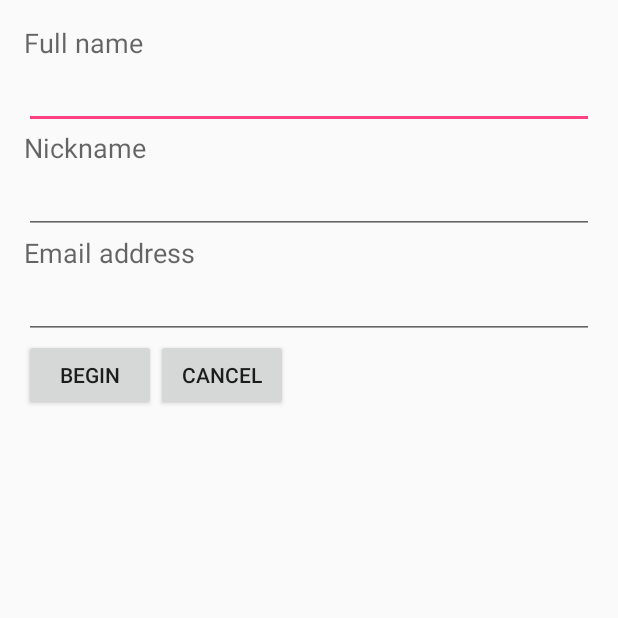
After one commit to bmatthews68/DojoChat, an Android app: the BeginRegistrationActivity screen opened directly, with no data from a screen before it, on a phone screen of 412 x 824 dp, the top half of it. The commit adds this screen. Run offline under Robolectric (Android 15) with nearby library versions, the phone set to English and light mode, and no system bars; our stand-ins replace ButterKnife; libraries missing offline, so code that uses them is left out: rx.android.schedulers, rx.schedulers.

Commit message:
Adding registration activities, got retrofit/rxandroid configured and added validation to login

```diff
--- a/DojoChatApp/app/src/main/java/com/btmatthews/rest/core/client/AbstractResponse.java
+++ b/DojoChatApp/app/src/main/java/com/btmatthews/rest/core/client/AbstractResponse.java
@@ -12,6 +12,10 @@ public abstract class AbstractResponse implements Response {
         this.result = result;
     }
 
+    public final boolean isOk() { return result.equals(OK); }
+
+    public final boolean isError() { return result.equals(ERROR); }
+
     public final String getResult() {
         return result;
     }
--- /dev/null
+++ b/DojoChatApp/app/src/main/java/com/coderdojowarehouse/dojochatapp/BeginRegistrationActivity.java
@@ -0,0 +1,77 @@
+package com.coderdojowarehouse.dojochatapp;
+
+import android.os.Bundle;
+import android.support.v7.app.AppCompatActivity;
+import android.util.Log;
+import android.widget.EditText;
+import android.widget.Toast;
+
+import com.btmatthews.rest.core.client.Response;
+import com.coderdojowarehouse.dojochatapp.api.ChatClient;
+import com.coderdojowarehouse.dojochatapp.request.BeginRegistrationRequest;
+import com.coderdojowarehouse.dojochatapp.response.BeginRegistrationResponse;
+
+import butterknife.Bind;
+import butterknife.ButterKnife;
+import butterknife.OnClick;
+import rx.Observer;
+import rx.android.schedulers.AndroidSchedulers;
+import rx.schedulers.Schedulers;
+
+public class BeginRegistrationActivity extends AppCompatActivity {
+
+    private static final String TAG = "BeginRegistration";
+
+    @Bind(R.id.fullNameText)
+    EditText fullNameText;
+
+    @Bind(R.id.nicknameText)
+    EditText nicknameText;
+
+    @Bind(R.id.emailAddressText)
+    EditText emailAddressText;
+
+    @Override
+    protected void onCreate(Bundle savedInstanceState) {
+        super.onCreate(savedInstanceState);
+        setContentView(R.layout.activity_begin_registration);
+
+        ButterKnife.bind(this);
+    }
+
+    @OnClick(R.id.beginButton)
+    protected void onBeginClicked() {
+        ChatClient.getInstance()
+                .beginRegistration(
+                        fullNameText.getText().toString(),
+                        nicknameText.getText().toString(),
+                        emailAddressText.getText().toString())
+                .subscribeOn(Schedulers.io())
+                .observeOn(AndroidSchedulers.mainThread())
+                .subscribe(new Observer<BeginRegistrationResponse>() {
+                    @Override
+                    public void onCompleted() {
+                    }
+
+                    @Override
+                    public void onError(final Throwable e) {
+                        Log.e(TAG, "Registration request failed", e);
+                        Toast.makeText(BeginRegistrationActivity.this, R.string.registration_failed_err, Toast.LENGTH_LONG).show();
+                    }
+
+                    @Override
+                    public void onNext(final BeginRegistrationResponse response) {
+                        if (response.isOk()) {
+                            // TODO Display some kind of confirmation screen
+                        } else {
+                            // TODO Report error during registration with toast
+                        }
+                    }
+                });
+    }
+
+    @OnClick(R.id.cancelButton)
+    protected void onCancelClicked() {
+        finish();
+    }
+}
--- /dev/null
+++ b/DojoChatApp/app/src/main/res/layout/activity_begin_registration.xml
@@ -0,0 +1,68 @@
+<?xml version="1.0" encoding="utf-8"?>
+<LinearLayout xmlns:android="http://schemas.android.com/apk/res/android"
+    xmlns:tools="http://schemas.android.com/tools"
+    android:layout_width="match_parent"
+    android:layout_height="match_parent"
+    android:orientation="vertical"
+    android:paddingBottom="@dimen/activity_vertical_margin"
+    android:paddingLeft="@dimen/activity_horizontal_margin"
+    android:paddingRight="@dimen/activity_horizontal_margin"
+    android:paddingTop="@dimen/activity_vertical_margin"
+    tools:context="com.coderdojowarehouse.dojochatapp.BeginRegistrationActivity">
+
+    <TextView
+        android:layout_width="wrap_content"
+        android:layout_height="wrap_content"
+        android:textAppearance="?android:attr/textAppearanceMedium"
+        android:text="@string/fullname_label"
+        android:id="@+id/fullNameLabel" />
+
+    <EditText
+        android:layout_width="match_parent"
+        android:layout_height="wrap_content"
+        android:inputType="textPersonName"
+        android:ems="10"
+        android:id="@+id/fullNameText" />
+
+    <TextView
+        android:layout_width="wrap_content"
+        android:layout_height="wrap_content"
+        android:textAppearance="?android:attr/textAppearanceMedium"
+        android:text="@string/nickname_label"
+        android:id="@+id/nicknameLabel"/>
+
+    <EditText
+        android:layout_width="match_parent"
+        android:layout_height="wrap_content"
+        android:id="@+id/nicknameText" />
+
+    <TextView
+        android:layout_width="wrap_content"
+        android:layout_height="wrap_content"
+        android:textAppearance="?android:attr/textAppearanceMedium"
+        android:text="@string/email_address_label"
+        android:id="@+id/emailAddressLabel" />
+
+    <EditText
+        android:layout_width="match_parent"
+        android:layout_height="wrap_content"
+        android:inputType="textEmailAddress"
+        android:ems="10"
+        android:id="@+id/emailAddressText"/>
+
+    <LinearLayout
+        android:layout_width="match_parent"
+        android:layout_height="wrap_content">
+    <Button
+        android:layout_width="wrap_content"
+        android:layout_height="wrap_content"
+        android:text="@string/begin_button"
+        android:id="@+id/beginButton"/>
+
+    <Button
+        android:layout_width="wrap_content"
+        android:layout_height="wrap_content"
+        android:text="@string/cancel_button"
+        android:id="@+id/cancelButton" />
+    </LinearLayout>
+</LinearLayout>
--- a/DojoChatApp/app/src/main/res/values/strings.xml
+++ b/DojoChatApp/app/src/main/res/values/strings.xml
@@ -6,4 +6,20 @@
     <string name="password_label">Password</string>
     <string name="login_button">Login</string>
     <string name="register_button">Register</string>
+
+    <string name="begin_registration_title">Dojo Chat Registration</string>
+    <string name="fullname_label">Full name</string>
+    <string name="nickname_label">Nickname</string>
+    <string name="email_address_label">Email address</string>
+    <string name="begin_button">Begin</string>
+    <string name="cancel_button">Cancel</string>
+
+    <string name="complete_registration_title">Dojo Chat Finish Registration</string>
+    <string name="confirm_password_label">Confirm password</string>
+    <string name="finish_button">Finish</string>
+
+    <string name="invalid_credentials_err">Invalid username or password</string>
+    <string name="login_failed_err">Error occurred during login</string>
+    <string name="invalid_registration_token_err">Invalid or expired registration token</string>
+    <string name="registration_failed_err">Error occurred during registration</string>
 </resources>
```
Also changed, not shown: DojoChatApp/app/build.gradle (+5 -4 lines), DojoChatApp/app/src/main/AndroidManifest.xml (+21 -2 lines), DojoChatApp/app/src/main/java/com/coderdojowarehouse/dojochatapp/CompleteRegistrationActivity.java (added, +78 -0 lines), DojoChatApp/app/src/main/java/com/coderdojowarehouse/dojochatapp/LoginActivity.java (+135 -3 lines), DojoChatApp/app/src/main/java/com/coderdojowarehouse/dojochatapp/api/ChatClient.java (+41 -29 lines), DojoChatApp/app/src/main/java/com/coderdojowarehouse/dojochatapp/api/LoginService.java (+7 -7 lines), DojoChatApp/app/src/main/java/com/coderdojowarehouse/dojochatapp/api/RegistrationService.java (+7 -7 lines), DojoChatApp/app/src/main/res/layout/activity_complete_registration.xml (added, +59 -0 lines), 1 other file.
